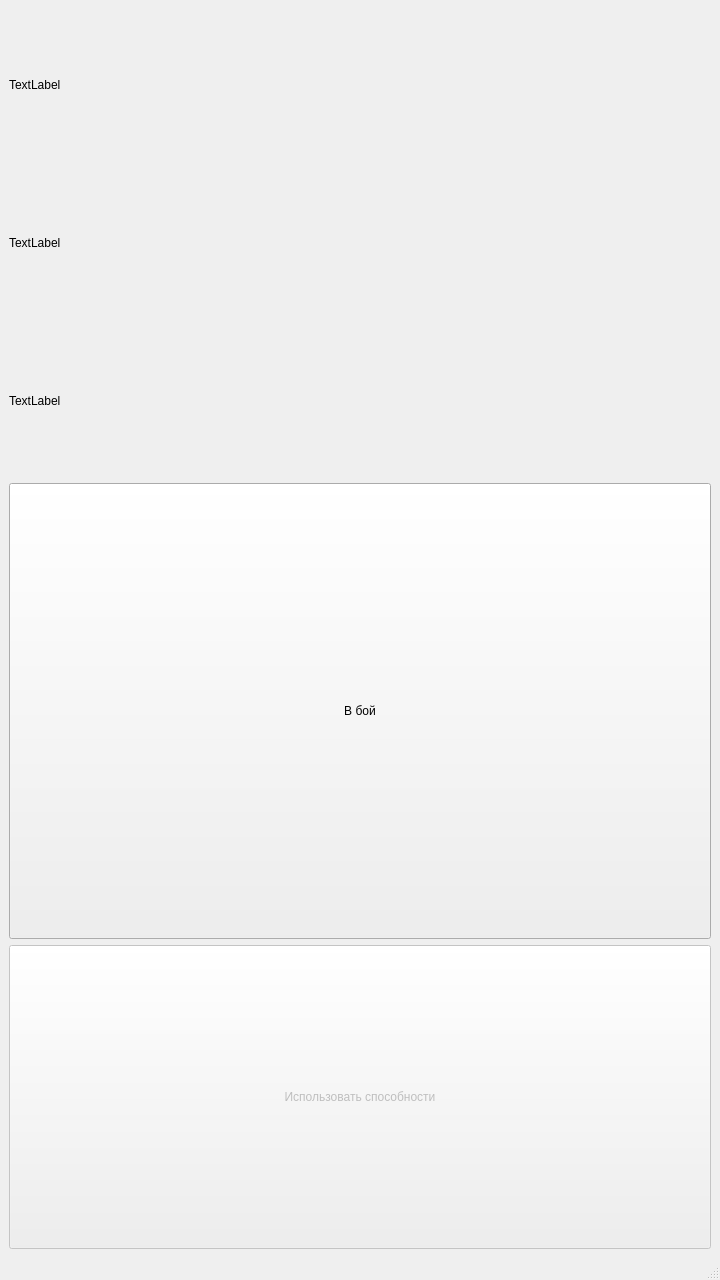
Before: the Qt Designer form floor.ui in nladia/MyGame, drawn with Qt 5.
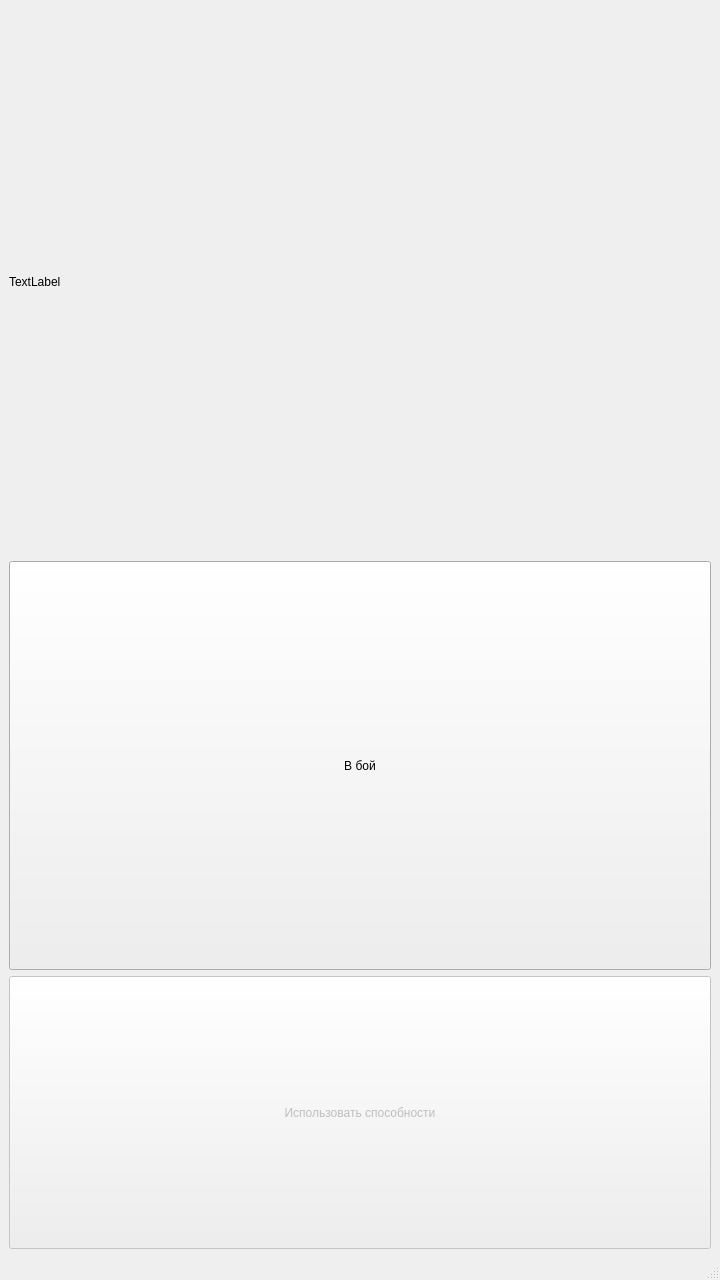
After: the same form once the commit is applied.

Patch:
```diff
--- a/floor.ui
+++ b/floor.ui
@@ -14,7 +14,7 @@
    <string>MainWindow</string>
   </property>
   <widget class="QWidget" name="centralwidget">
-   <layout class="QVBoxLayout" name="verticalLayout" stretch="1,1,1,3,2">
+   <layout class="QVBoxLayout" name="verticalLayout" stretch="4,3,2">
     <item>
      <widget class="QLabel" name="label">
       <property name="text">
@@ -22,20 +22,6 @@
       </property>
      </widget>
     </item>
-    <item>
-     <widget class="QLabel" name="label_2">
-      <property name="text">
-       <string>TextLabel</string>
-      </property>
-     </widget>
-    </item>
-    <item>
-     <widget class="QLabel" name="label_3">
-      <property name="text">
-       <string>TextLabel</string>
-      </property>
-     </widget>
-    </item>
     <item>
      <widget class="QPushButton" name="pushButton">
       <property name="sizePolicy">
```
